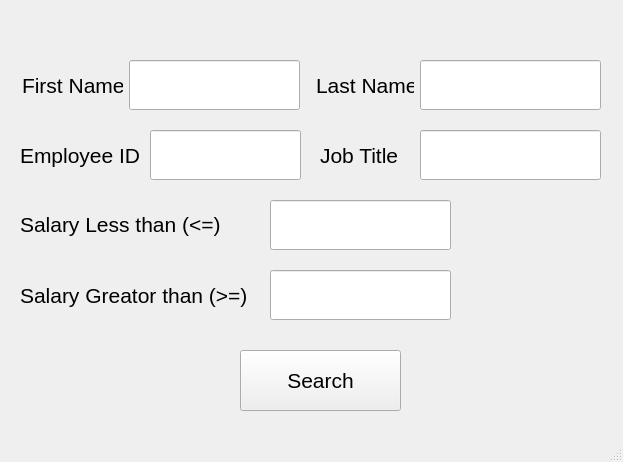
First picture: the form in findWindow.ui, repository umaid-git/Employee-Record-Viewer, before the edit.
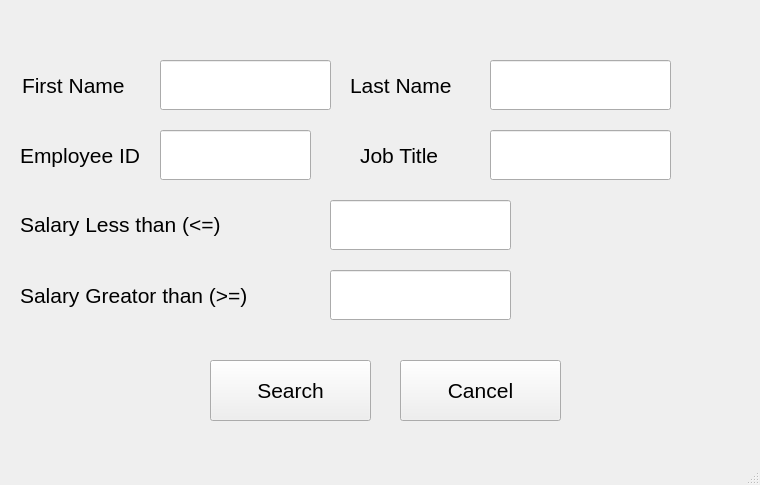
Second picture: the form after the edit.

The edit to the form file:
```diff
--- a/findWindow.ui
+++ b/findWindow.ui
@@ -6,8 +6,8 @@
    <rect>
     <x>0</x>
     <y>0</y>
-    <width>623</width>
-    <height>462</height>
+    <width>760</width>
+    <height>485</height>
    </rect>
   </property>
   <property name="windowTitle">
@@ -17,7 +17,7 @@
    <widget class="QLineEdit" name="firstNameLineEdit">
     <property name="geometry">
      <rect>
-      <x>129</x>
+      <x>160</x>
       <y>60</y>
       <width>171</width>
       <height>50</height>
@@ -33,9 +33,9 @@
    <widget class="QLabel" name="label_2">
     <property name="geometry">
      <rect>
-      <x>316</x>
+      <x>350</x>
       <y>60</y>
-      <width>98</width>
+      <width>141</width>
       <height>50</height>
      </rect>
     </property>
@@ -53,7 +53,7 @@
      <rect>
       <x>22</x>
       <y>60</y>
-      <width>101</width>
+      <width>141</width>
       <height>50</height>
      </rect>
     </property>
@@ -69,7 +69,7 @@
    <widget class="QLineEdit" name="lastNameLineEdit">
     <property name="geometry">
      <rect>
-      <x>420</x>
+      <x>490</x>
       <y>60</y>
       <width>181</width>
       <height>50</height>
@@ -85,7 +85,7 @@
    <widget class="QLineEdit" name="jobTitleLineEdit">
     <property name="geometry">
      <rect>
-      <x>420</x>
+      <x>490</x>
       <y>130</y>
       <width>181</width>
       <height>50</height>
@@ -103,7 +103,7 @@
      <rect>
       <x>20</x>
       <y>200</y>
-      <width>211</width>
+      <width>281</width>
       <height>50</height>
      </rect>
     </property>
@@ -119,7 +119,7 @@
    <widget class="QLineEdit" name="salaryLessThanLineEdit">
     <property name="geometry">
      <rect>
-      <x>270</x>
+      <x>330</x>
       <y>200</y>
       <width>181</width>
       <height>50</height>
@@ -135,7 +135,7 @@
    <widget class="QLabel" name="label_5">
     <property name="geometry">
      <rect>
-      <x>320</x>
+      <x>360</x>
       <y>130</y>
       <width>101</width>
       <height>50</height>
@@ -153,7 +153,7 @@
    <widget class="QLineEdit" name="salaryGreatorThanLineEdit">
     <property name="geometry">
      <rect>
-      <x>270</x>
+      <x>330</x>
       <y>270</y>
       <width>181</width>
       <height>50</height>
@@ -171,7 +171,7 @@
      <rect>
       <x>20</x>
       <y>270</y>
-      <width>251</width>
+      <width>311</width>
       <height>50</height>
      </rect>
     </property>
@@ -187,8 +187,8 @@
    <widget class="QPushButton" name="searchPushButton">
     <property name="geometry">
      <rect>
-      <x>240</x>
-      <y>350</y>
+      <x>210</x>
+      <y>360</y>
       <width>161</width>
       <height>61</height>
      </rect>
@@ -223,7 +223,7 @@
    <widget class="QLineEdit" name="employeeIDLineEdit">
     <property name="geometry">
      <rect>
-      <x>150</x>
+      <x>160</x>
       <y>130</y>
       <width>151</width>
       <height>50</height>
@@ -236,6 +236,24 @@
      </sizepolicy>
     </property>
    </widget>
+   <widget class="QPushButton" name="cancelPushButton">
+    <property name="geometry">
+     <rect>
+      <x>400</x>
+      <y>360</y>
+      <width>161</width>
+      <height>61</height>
+     </rect>
+    </property>
+    <property name="font">
+     <font>
+      <pointsize>16</pointsize>
+     </font>
+    </property>
+    <property name="text">
+     <string>Cancel</string>
+    </property>
+   </widget>
   </widget>
   <widget class="QMenuBar" name="menubar">
    <property name="geometry">
```
Left out of the diff: 4 changed lines with no effect on the pictures.
